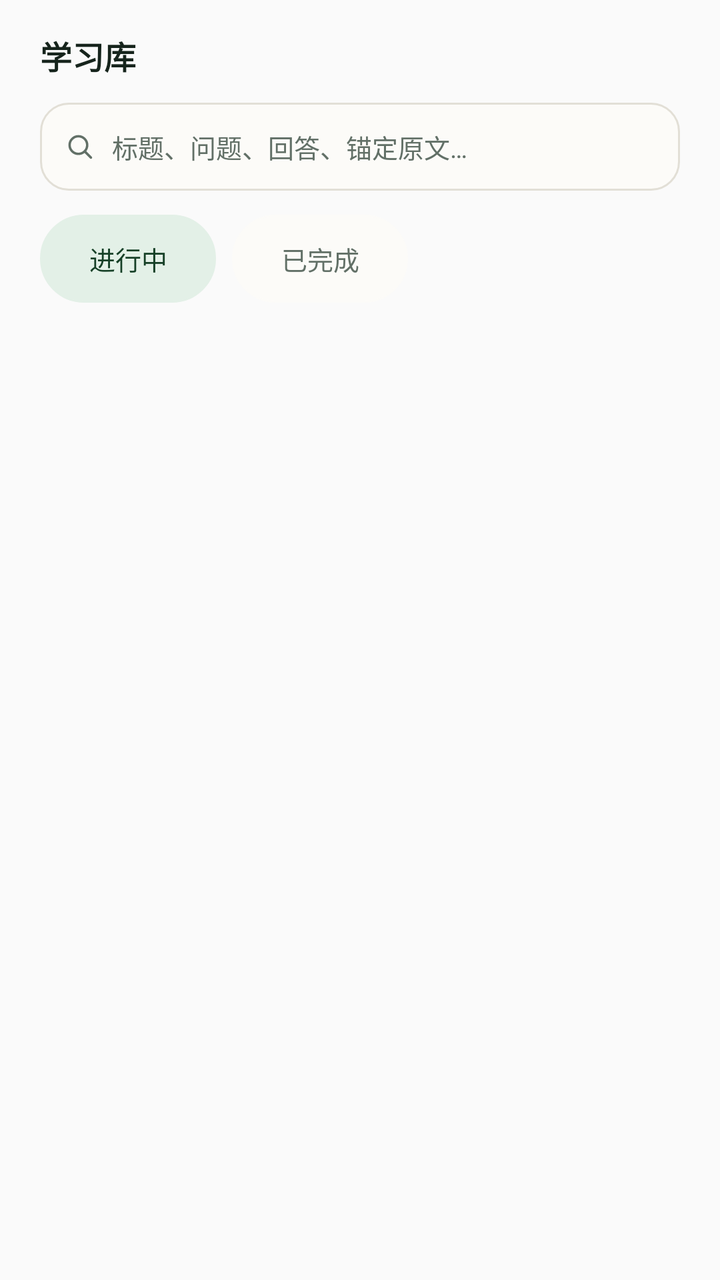
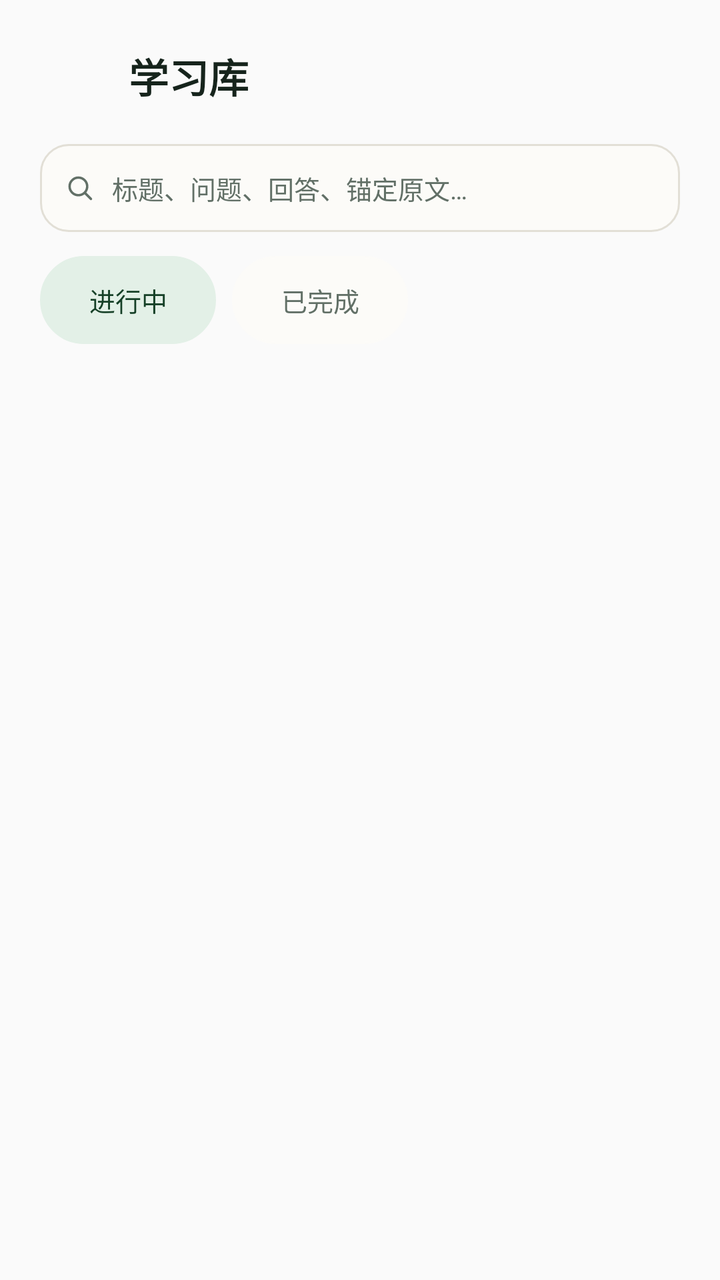

The first picture is an Android layout as it rendered before a commit; the second is the same layout after the commit. The layout source and the unified diff follow.
<!-- AndroidManifest.xml: application theme Theme.TreeLearn -->
<!-- res/layout/screen_library_body.xml -->
<?xml version="1.0" encoding="utf-8"?>
<LinearLayout xmlns:android="http://schemas.android.com/apk/res/android"
    android:layout_width="match_parent" android:layout_height="wrap_content"
    android:orientation="vertical" android:paddingBottom="@dimen/space_s6">

    <TextView android:id="@+id/library_title" android:layout_width="match_parent"
        android:layout_height="wrap_content"
        android:paddingStart="@dimen/page_gutter" android:paddingTop="@dimen/space_s4"
        android:paddingEnd="@dimen/page_gutter" android:text="@string/library_title"
        android:textColor="@color/tl_ink" android:textSize="@dimen/text_h2"
        android:textStyle="bold" />

    <EditText android:id="@+id/library_search_input" android:layout_width="match_parent"
        android:layout_height="@dimen/touch_min" android:layout_marginStart="@dimen/page_gutter"
        android:layout_marginTop="@dimen/space_s3" android:layout_marginEnd="@dimen/page_gutter"
        android:background="@drawable/bg_library_search" android:cursorVisible="true"
        android:drawableStart="@drawable/ic_search" android:drawablePadding="@dimen/space_s2"
        android:focusable="true" android:focusableInTouchMode="true"
        android:hint="@string/library_search_hint" android:includeFontPadding="false"
        android:imeOptions="actionSearch" android:importantForAutofill="no"
        android:inputType="text" android:maxLines="1"
        android:paddingStart="@dimen/space_s3" android:paddingEnd="@dimen/space_s3"
        android:textColorHint="@color/tl_ink3" android:textSize="@dimen/text_sm" />

    <TextView android:id="@+id/library_search_scope" android:layout_width="match_parent"
        android:layout_height="wrap_content" android:paddingStart="@dimen/page_gutter"
        android:paddingTop="@dimen/space_s2" android:paddingEnd="@dimen/page_gutter"
        android:text="@string/library_search_scope" android:textColor="@color/tl_ink3"
        android:textSize="@dimen/text_cap" android:visibility="gone" />

    <LinearLayout android:layout_width="match_parent" android:layout_height="wrap_content"
        android:layout_marginStart="@dimen/page_gutter" android:layout_marginTop="@dimen/space_s3"
        android:layout_marginEnd="@dimen/page_gutter" android:orientation="horizontal">

        <TextView android:id="@+id/library_segment_in_progress" android:layout_width="wrap_content"
            android:layout_height="@dimen/touch_min" android:background="@drawable/bg_library_segment"
            android:backgroundTint="@color/tl_green_soft" android:clickable="true"
            android:focusable="true" android:gravity="center"
            android:minWidth="88dp" android:paddingStart="@dimen/space_s4"
            android:paddingEnd="@dimen/space_s4" android:text="@string/library_segment_in_progress"
            android:textColor="@color/tl_green_deep" android:textSize="@dimen/text_sm" />

        <TextView android:id="@+id/library_segment_done" android:layout_width="wrap_content"
            android:layout_height="@dimen/touch_min" android:layout_marginStart="@dimen/space_s2"
            android:background="@drawable/bg_library_segment" android:backgroundTint="@color/tl_surface"
            android:clickable="true" android:focusable="true" android:gravity="center"
            android:minWidth="88dp" android:paddingStart="@dimen/space_s4"
            android:paddingEnd="@dimen/space_s4" android:text="@string/library_segment_done"
            android:textColor="@color/tl_ink3" android:textSize="@dimen/text_sm" />
    </LinearLayout>

    <LinearLayout android:id="@+id/library_rows" android:layout_width="match_parent"
        android:layout_height="wrap_content" android:orientation="vertical" />

    <TextView android:id="@+id/library_state" android:layout_width="match_parent"
        android:layout_height="wrap_content" android:gravity="center"
        android:paddingStart="@dimen/page_gutter" android:paddingTop="@dimen/space_s6"
        android:paddingEnd="@dimen/page_gutter" android:textColor="@color/tl_ink3"
        android:textSize="@dimen/text_sm" android:visibility="gone" />
</LinearLayout>
<!-- resources referenced by this layout -->
<resources>
  <color name="tl_green_deep">#164027</color>
  <color name="tl_green_soft">#E3F0E7</color>
  <color name="tl_ink">#16241C</color>
  <color name="tl_ink3">#627067</color>
  <color name="tl_surface">#FCFBF8</color>
  <dimen name="page_gutter">20dp</dimen>
  <dimen name="space_s2">8dp</dimen>
  <dimen name="space_s3">12dp</dimen>
  <dimen name="space_s4">16dp</dimen>
  <dimen name="space_s6">24dp</dimen>
  <dimen name="text_cap">11sp</dimen>
  <dimen name="text_h2">16sp</dimen>
  <dimen name="text_sm">13sp</dimen>
  <dimen name="touch_min">44dp</dimen>
  <!-- drawable bg_library_search (drawable) -->
  <?xml version="1.0" encoding="utf-8"?>
  <shape xmlns:android="http://schemas.android.com/apk/res/android" android:shape="rectangle">
      <solid android:color="@color/tl_surface" />
      <stroke android:width="@dimen/hairline" android:color="@color/tl_line" />
      <corners android:radius="@dimen/radius_md" />
  </shape>
  <!-- drawable bg_library_segment (drawable) -->
  <?xml version="1.0" encoding="utf-8"?>
  <shape xmlns:android="http://schemas.android.com/apk/res/android" android:shape="rectangle">
      <solid android:color="@color/tl_surface" />
      <stroke android:width="@dimen/hairline" android:color="@color/tl_line" />
      <corners android:radius="@dimen/radius_full" />
  </shape>
  <!-- drawable ic_search (drawable) -->
  <?xml version="1.0" encoding="utf-8"?>
  <vector xmlns:android="http://schemas.android.com/apk/res/android"
      android:width="@dimen/space_s4" android:height="@dimen/space_s4" android:viewportWidth="24"
      android:viewportHeight="24">
      <path android:pathData="M10.8,4.2A6.6,6.6 0,1 0,10.8,17.4A6.6,6.6 0,1 0,10.8,4.2M15.7,15.7L20.2,20.2"
          android:fillColor="@android:color/transparent" android:strokeColor="@color/tl_ink3"
          android:strokeWidth="1.8" android:strokeLineCap="round" />
  </vector>
  <string name="library_search_hint">标题、问题、回答、锚定原文…</string>
  <string name="library_search_scope">标题 · 问题 · 回答 · 锚定原文</string>
  <string name="library_segment_done">已完成</string>
  <string name="library_segment_in_progress">进行中</string>
  <string name="library_title">学习库</string>
  <style name="Theme.TreeLearn" parent="@android:style/Theme.Material.Light.NoActionBar">
          
          <item name="android:fontFamily">sans-serif</item>
          <item name="android:colorPrimary">@color/tl_green</item>
          <item name="android:colorPrimaryDark">@color/tl_green_deep</item>
          <item name="android:colorAccent">@color/tl_green</item>
          <item name="android:windowBackground">@color/tl_bg</item>
          <item name="android:textColorPrimary">@color/tl_ink</item>
          <item name="android:textColorSecondary">@color/tl_ink2</item>
          <item name="android:textColorHint">@color/tl_ink3</item>
          <item name="android:statusBarColor">@color/tl_bg</item>
          <item name="android:windowLightStatusBar">true</item>
          
      </style>
  <dimen name="hairline">1dp</dimen>
  <color name="tl_line">#E2DFD6</color>
  <dimen name="radius_md">14dp</dimen>
  <dimen name="radius_full">99dp</dimen>
  <color name="tl_green">#2B6E45</color>
  <color name="tl_bg">#F4F1EB</color>
  <color name="tl_ink2">#435449</color>
</resources>

<!-- the commit's change to res/layout/screen_library_body.xml (unified diff, before → after) -->
@@ -3,12 +3,28 @@
     android:layout_width="match_parent" android:layout_height="wrap_content"
     android:orientation="vertical" android:paddingBottom="@dimen/space_s6">
 
-    <TextView android:id="@+id/library_title" android:layout_width="match_parent"
+    
+    <LinearLayout
+        android:layout_width="match_parent"
         android:layout_height="wrap_content"
-        android:paddingStart="@dimen/page_gutter" android:paddingTop="@dimen/space_s4"
-        android:paddingEnd="@dimen/page_gutter" android:text="@string/library_title"
-        android:textColor="@color/tl_ink" android:textSize="@dimen/text_h2"
-        android:textStyle="bold" />
+        android:gravity="center_vertical"
+        android:orientation="horizontal"
+        android:paddingStart="@dimen/page_gutter"
+        android:paddingTop="@dimen/space_s4"
+        android:paddingEnd="@dimen/page_gutter">
+
+        <View
+            android:layout_width="@dimen/touch_min"
+            android:layout_height="@dimen/touch_min"
+            android:layout_marginStart="-8dp" />
+
+        <TextView android:id="@+id/library_title" android:layout_width="wrap_content"
+            android:layout_height="wrap_content"
+            android:layout_marginStart="@dimen/space_s2"
+            android:text="@string/library_title"
+            android:textColor="@color/tl_ink" android:textSize="@dimen/text_h1"
+            android:textStyle="bold" />
+    </LinearLayout>
 
     <EditText android:id="@+id/library_search_input" android:layout_width="match_parent"
         android:layout_height="@dimen/touch_min" android:layout_marginStart="@dimen/page_gutter"
<!-- resource entries referenced after the edit -->
@@ -11,7 +11,7 @@
   <dimen name="space_s4">16dp</dimen>
   <dimen name="space_s6">24dp</dimen>
   <dimen name="text_cap">11sp</dimen>
-  <dimen name="text_h2">16sp</dimen>
+  <dimen name="text_h1">20sp</dimen>
   <dimen name="text_sm">13sp</dimen>
   <dimen name="touch_min">44dp</dimen>
   <!-- drawable bg_library_search (drawable) -->
